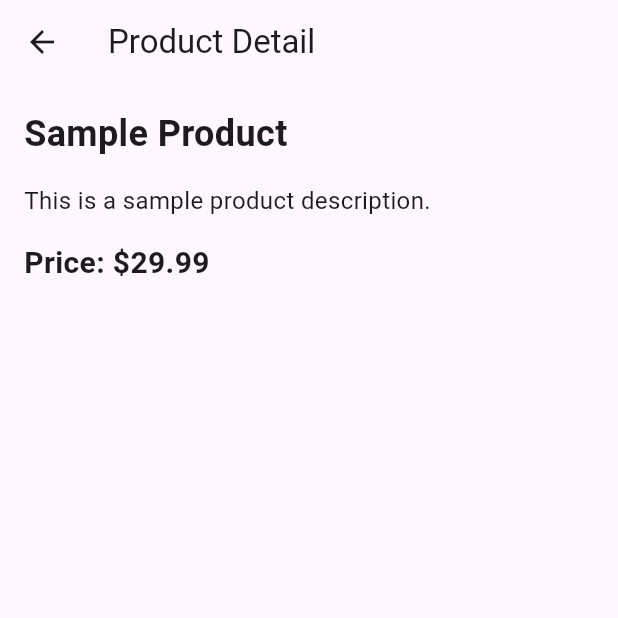
After one commit to boywithdv/riverpod_app, a Flutter app: the ProductDetailPage screen opened directly, on a phone screen of 412 x 824 dp, the top half of it. The commit adds this screen. Run offline on Flutter 3.47's test engine with Material 3 defaults, Android fonts, the phone set to English and light mode, and no system bars; our stand-ins replace clock, cloud_firestore, flutter_hooks, flutter_riverpod, freezed_annotation, hooks_riverpod; accounts and stored records are empty.

Commit message:
feat: ProductDetailPage実装

```diff
--- /dev/null
+++ b/lib/entries/product_detail.dart
@@ -0,0 +1,33 @@
+class ProductDetail {
+  final String id;
+  final String name;
+  final String description;
+  final double price;
+
+  ProductDetail({
+    required this.id,
+    required this.name,
+    required this.description,
+    required this.price,
+  });
+
+  // JSONからProductDetailを生成するファクトリコンストラクタ
+  factory ProductDetail.fromJson(Map<String, dynamic> json) {
+    return ProductDetail(
+      id: json['id'] as String,
+      name: json['name'] as String,
+      description: json['description'] as String,
+      price: json['price'] as double,
+    );
+  }
+
+  // ProductDetailをJSONに変換するメソッド
+  Map<String, dynamic> toJson() {
+    return {
+      'id': id,
+      'name': name,
+      'description': description,
+      'price': price,
+    };
+  }
+}
--- /dev/null
+++ b/lib/features/product_detail_provider.dart
@@ -0,0 +1,47 @@
+import 'package:hooks_riverpod/hooks_riverpod.dart';
+
+import '../entries/product_detail.dart';
+
+/// 商品IDを保持するProvider
+final selectedIdProvider = StateProvider<String>((ref) {
+  return '';
+});
+
+/// 商品データを取得するProvider
+final productRepositoryProvider = Provider<ProductRepository>((ref) {
+  return ProductRepository();
+});
+
+/// 商品詳細データを取得するProvider
+final productDetailProvider = FutureProvider.autoDispose<ProductDetail>((ref){
+  final id = ref.watch(selectedIdProvider);
+  return ref.watch(productRepositoryProvider).fetch(productId:id);
+});
+
+
+/*
+final productDetailProvider = FutureProvider<ProductDetail>((ref){
+  final id = ref.watch(selectedIdProvider);
+  return ref.watch(productRepository).fetch(productId:id);
+})
+*/
+
+/// 上記のように商品データを取得・表示させていた場合には、一度商品画面へ戻って、数分後にまた同じ商品詳細ページに遷移してきても、前回表示された情報がそのまま表示されてしまう。
+/// 詳細画面に遷移するたびに「ref.refresh(productDetailProvider)」を呼び出すことで、常に最新のデータの取得・表示を行えることができるが、スマートではない。
+///
+///
+///
+
+class ProductRepository {
+  Future<ProductDetail> fetch({required String productId}) async {
+    // ここに商品データを取得するロジックを実装します
+    // 例えば、APIからデータを取得する場合など
+    await Future.delayed(Duration(seconds: 1));
+    return ProductDetail(
+      id: productId,
+      name: 'Sample Product',
+      description: 'This is a sample product description.',
+      price: 29.99,
+    );
+  }
+}
--- a/lib/main.dart
+++ b/lib/main.dart
@@ -5,6 +5,7 @@ import 'package:riverpod_app/pages/provider/change_notifier_provider_page.dart';
 
 import 'package:riverpod_app/pages/provider/consumer_widget_sample_page.dart';
 import 'package:riverpod_app/pages/provider/counter_state_provider_page.dart';
+import 'package:riverpod_app/pages/provider/product_detail_page.dart';
 import 'package:riverpod_app/pages/provider/stream_provider_page.dart';
 import 'package:riverpod_app/pages/provider/use_ref_listenManual_provider_page.dart';
 import 'package:riverpod_app/pages/provider/use_ref_listen_provider_page.dart';
@@ -89,6 +90,9 @@ class MyHomePage extends ConsumerWidget {
               MaterialButton(onPressed: (){
                     Navigator.push(context, MaterialPageRoute(builder: (context)=>ChangeNotifierProviderPage()));
                   }, child: Text('Change Notifier Provider Page',style: TextStyle(color: Colors.blue),),),
+              MaterialButton(onPressed: (){
+                    Navigator.push(context, MaterialPageRoute(builder: (context)=>ProductDetailPage()));
+                  }, child: Text('Product Detail Page',style: TextStyle(color: Colors.blue),),),
             ],
           ),
         ),
--- /dev/null
+++ b/lib/pages/provider/product_detail_page.dart
@@ -0,0 +1,44 @@
+import 'package:flutter/material.dart';
+import 'package:hooks_riverpod/hooks_riverpod.dart';
+import 'package:riverpod_app/features/product_detail_provider.dart';
+
+class ProductDetailPage extends ConsumerWidget {
+  @override
+  Widget build(BuildContext context, WidgetRef ref) {
+    final productDetailAsyncValue = ref.watch(productDetailProvider);
+
+    return Scaffold(
+      appBar: AppBar(
+        title: Text('Product Detail'),
+      ),
+      body: productDetailAsyncValue.when(
+        data: (productDetail) {
+          return Padding(
+            padding: const EdgeInsets.all(16.0),
+            child: Column(
+              crossAxisAlignment: CrossAxisAlignment.start,
+              children: [
+                Text(
+                  productDetail.name,
+                  style: TextStyle(fontSize: 24, fontWeight: FontWeight.bold),
+                ),
+                SizedBox(height: 16),
+                Text(
+                  productDetail.description,
+                  style: TextStyle(fontSize: 16),
+                ),
+                SizedBox(height: 16),
+                Text(
+                  'Price: \$${productDetail.price}',
+                  style: TextStyle(fontSize: 20, fontWeight: FontWeight.bold),
+                ),
+              ],
+            ),
+          );
+        },
+        loading: () => Center(child: CircularProgressIndicator()),
+        error: (error, stack) => Center(child: Text('Error: $error')),
+      ),
+    );
+  }
+}
```
